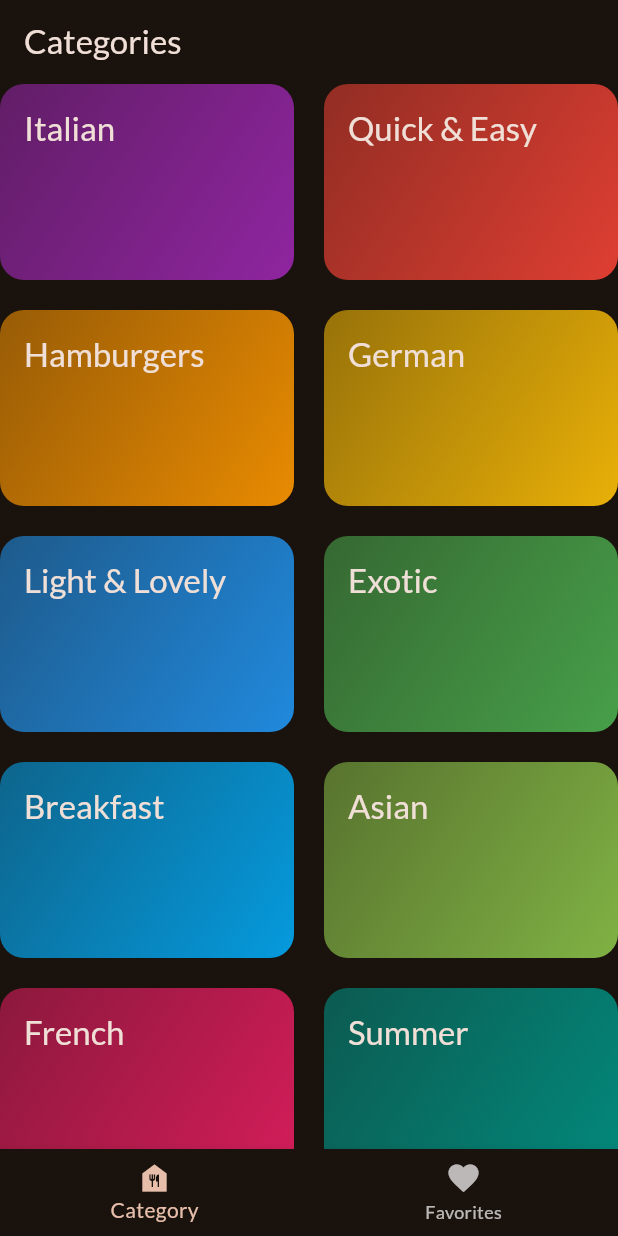
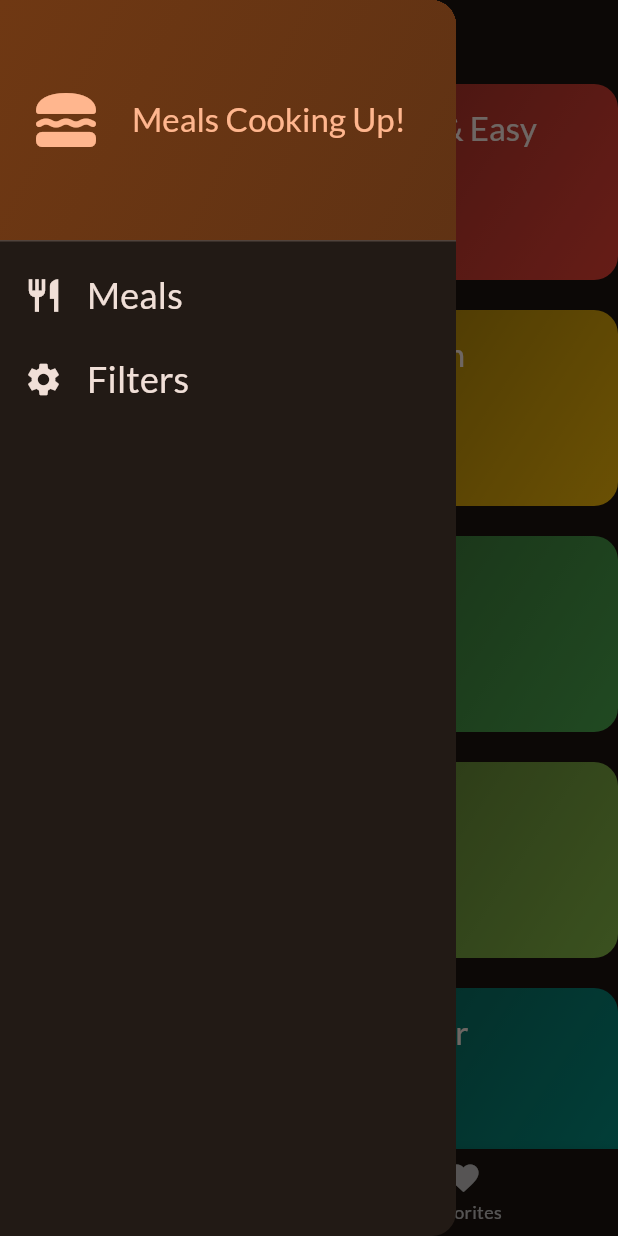
Before and after one commit to snadi043/meals_app_mobile, a Flutter app: the screen it shows after launch, with the side drawer open (before the commit the screen has no drawer), on a phone screen of 412 x 824 dp. Run offline on Flutter 3.47's test engine with Material 3 defaults, Android fonts, the phone set to English and light mode, and no system bars; our stand-ins replace google_fonts, transparent_image.

Commit message:
new custom widget for implementing the sidedrawer in the app and integrating it with the Tabscreen where in the Appbar has the buildin drawer property.

```diff
--- a/lib/screens/tabs_screen.dart
+++ b/lib/screens/tabs_screen.dart
@@ -2,6 +2,7 @@
 import 'package:meals_app_mobile/model/meal_model.dart';
 import 'package:meals_app_mobile/screens/category_screen.dart';
 import 'package:meals_app_mobile/screens/meals_screen.dart';
+import 'package:meals_app_mobile/widgets/main_drawer.dart';
 
 class TabsScreen extends StatefulWidget {
   const TabsScreen({super.key});
@@ -57,6 +58,7 @@
       appBar: AppBar(
         title: Text(activePageTitle),
       ),
+      drawer: const MainDrawer(),
       body: activeScreenPage,
       bottomNavigationBar: BottomNavigationBar(
         onTap: selectedTabScreens,
--- /dev/null
+++ b/lib/widgets/main_drawer.dart
@@ -0,0 +1,71 @@
+import 'package:flutter/material.dart';
+
+class MainDrawer extends StatelessWidget {
+  const MainDrawer({super.key});
+
+  @override
+  Widget build(BuildContext context) {
+    return Drawer(
+      child: Column(children: [
+        DrawerHeader(
+          decoration: BoxDecoration(
+            gradient: LinearGradient(
+              colors: [
+                Theme.of(context).colorScheme.primaryContainer,
+                Theme.of(context).colorScheme.primaryContainer.withOpacity(0.8),
+              ],
+              begin: Alignment.topLeft,
+              end: Alignment.bottomRight,
+            ),
+          ),
+          padding: const EdgeInsets.all(20),
+          child: Row(
+            children: [
+              Icon(
+                Icons.lunch_dining_rounded,
+                size: 48,
+                color: Theme.of(context).colorScheme.primary,
+              ),
+              const SizedBox(width: 20),
+              Text(
+                'Meals Cooking Up!',
+                style: Theme.of(context)
+                    .textTheme
+                    .titleLarge!
+                    .copyWith(color: Theme.of(context).colorScheme.primary),
+              ),
+            ],
+          ),
+        ),
+        ListTile(
+          leading: Icon(
+            Icons.restaurant,
+            size: 26,
+            color: Theme.of(context).colorScheme.onBackground,
+          ),
+          title: Text(
+            'Meals',
+            style: Theme.of(context).textTheme.titleSmall!.copyWith(
+                color: Theme.of(context).colorScheme.onBackground,
+                fontSize: 24),
+          ),
+          onTap: () {},
+        ),
+        ListTile(
+          leading: Icon(
+            Icons.settings,
+            size: 26,
+            color: Theme.of(context).colorScheme.onBackground,
+          ),
+          title: Text(
+            'Filters',
+            style: Theme.of(context).textTheme.titleSmall!.copyWith(
+                color: Theme.of(context).colorScheme.onBackground,
+                fontSize: 24),
+          ),
+          onTap: () {},
+        ),
+      ]),
+    );
+  }
+}
```
